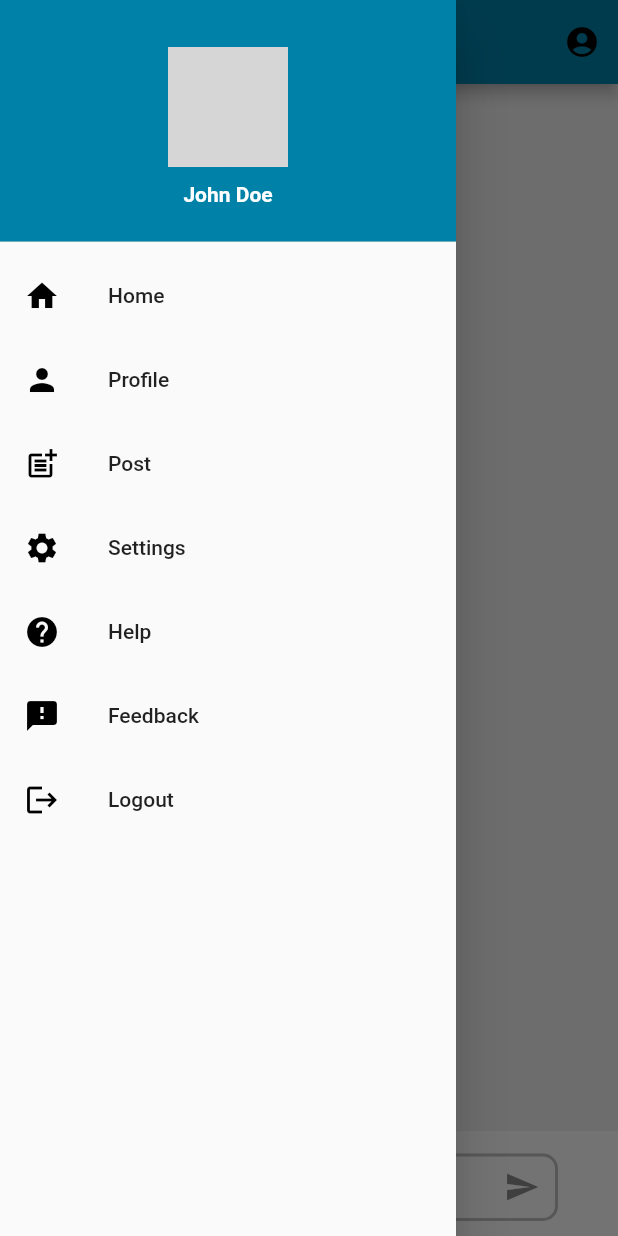
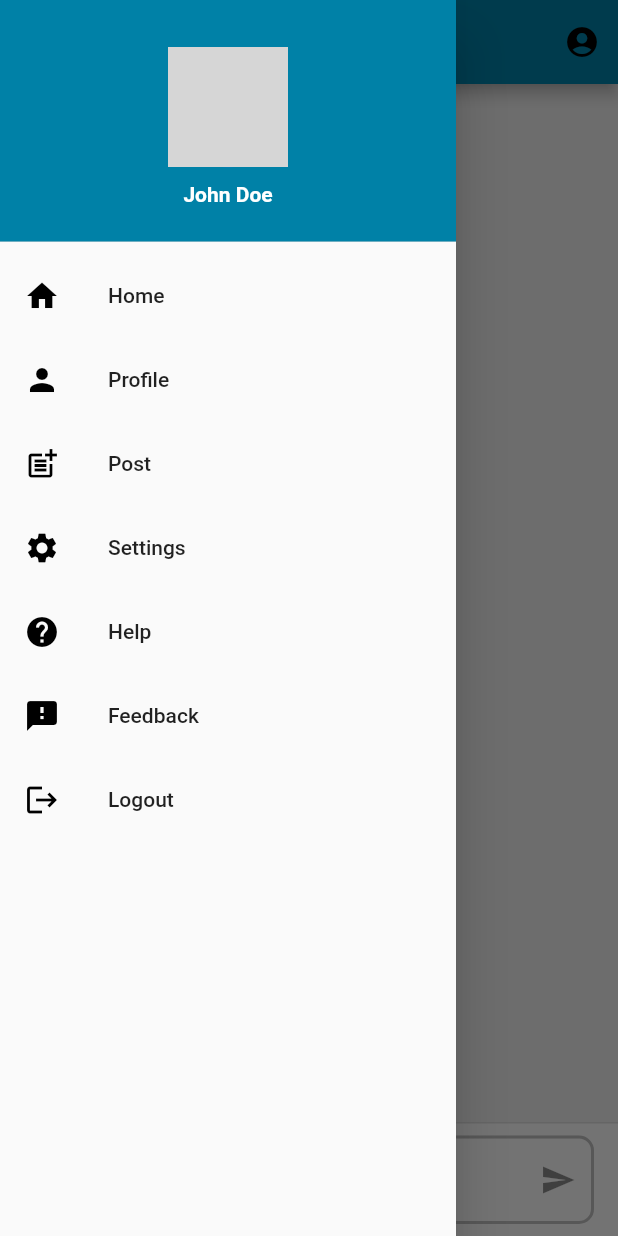
Before and after one commit to sakshamg2/Tripmanager, a Flutter app: the HomePage screen opened by its route, with the side drawer open, on a phone screen of 412 x 824 dp. Run offline on Flutter 3.47's test engine with Material 2 defaults, Android fonts, the phone set to English and light mode, and no system bars; our stand-ins replace get, shared_preferences; accounts and stored records are empty; network calls fail; Roboto replaces fonts that are missing (Poppins); grey boxes are pictures that could not be loaded.

Commit message:
serching places

```diff
--- a/tripmanager/lib/pages/home.dart
+++ b/tripmanager/lib/pages/home.dart
@@ -1,24 +1,104 @@
+import 'dart:convert';
+
 import 'package:flutter/material.dart';
+import 'package:shared_preferences/shared_preferences.dart';
+import 'package:tripmanager/model/recommendation.dart';
 import 'package:tripmanager/pages/feed.dart';
 import 'package:get/get.dart';
+import 'package:tripmanager/pages/recommendation_details.dart';
 import 'package:tripmanager/pages/setting.dart';
 import 'package:tripmanager/pages/help.dart';
 import '../route/routes_names.dart';
+import 'package:http/http.dart' as http;
 
 class HomePage extends StatefulWidget {
   const HomePage({super.key});
 
   @override
-  _HomePageState createState() => _HomePageState();
+  State<HomePage> createState() => _HomePageState();
 }
 
 class _HomePageState extends State<HomePage> {
   final GlobalKey<ScaffoldState> _scaffoldKey = GlobalKey<ScaffoldState>();
 
+  final TextEditingController _queryController = TextEditingController();
+
+  final _formKey = GlobalKey<FormState>();
+
+  RecommendationResponse? recommendation;
+  bool isFetchingRecommendations = false;
   @override
   Widget build(BuildContext context) {
     return Scaffold(
       key: _scaffoldKey,
+      persistentFooterButtons: [
+        Form(
+          key: _formKey,
+          child: Padding(
+            padding: const EdgeInsets.symmetric(horizontal: 8),
+            child: TextField(
+              controller: _queryController,
+              decoration: InputDecoration(
+                hintText: 'Search..',
+                hintStyle: const TextStyle(color: Colors.grey),
+                labelStyle: const TextStyle(color: Color(0xFF0081A7)),
+                border: InputBorder.none,
+                suffixIcon: IconButton(
+                  icon: const Icon(Icons.send_sharp),
+                  onPressed: () async {
+                    if (_formKey.currentState!.validate()) {
+                      setState(() {
+                        isFetchingRecommendations = true;
+                      });
+                      var url = Uri.parse(
+                          'http://127.0.0.1:8000/api/recommendation/recommendations/');
+
+                      var body = json.encode({
+                        "query": _queryController.text,
+                      });
+                      var prefs = await SharedPreferences.getInstance();
+                      final token = prefs.getString('token');
+                      http.Response response = await http.post(
+                        url,
+                        headers: {
+                          'Authorization': 'Bearer $token',
+                          'Content-Type': 'application/json'
+                        },
+                        body: body,
+                      );
+                      dynamic jsonResponse = jsonDecode(response.body);
+                      if (response.statusCode >= 200 &&
+                          response.statusCode < 300) {
+                        RecommendationResponse recommendationResponse =
+                            RecommendationResponse.fromJson(jsonResponse);
+                        setState(() {
+                          recommendation = recommendationResponse;
+                        });
+                      }
+                      setState(() {
+                        isFetchingRecommendations = false;
+                      });
+                    }
+                  },
+                ),
+                enabledBorder: OutlineInputBorder(
+                  borderRadius: BorderRadius.circular(10.0),
+                  borderSide: BorderSide(
+                    width: 2,
+                    color: Colors.grey.shade400,
+                  ),
+                ),
+                focusedBorder: OutlineInputBorder(
+                    borderRadius: BorderRadius.circular(10.0),
+                    borderSide: const BorderSide(
+                      width: 2,
+                      color: Color(0xFF0081A7),
+                    )),
+              ),
+            ),
+          ),
+        ),
+      ],
       appBar: AppBar(
         backgroundColor: const Color(0xFF0081A7),
         title: const Text(
@@ -43,68 +123,31 @@ class _HomePageState extends State<HomePage> {
             child: Container(
               color: Colors.grey[200],
               padding: const EdgeInsets.symmetric(vertical: 20, horizontal: 10),
-              child: const Center(
-                child: Text(
-                  'Demo search result',
-                  style: TextStyle(
-                    fontFamily: 'Poppins',
-                    fontWeight: FontWeight.bold,
-                  ),
-                ),
-              ),
-            ),
-          ),
-          Container(
-            height: 70,
-            padding: const EdgeInsets.symmetric(vertical: 10, horizontal: 20),
-            child: Row(
-              children: <Widget>[
-                Expanded(
-                  child: Padding(
-                    padding: const EdgeInsets.fromLTRB(0, 0, 10, 0),
-                    child: Container(
-                      child: Row(
-                        children: [
-                          Expanded(
-                            child: Padding(
-                              padding: const EdgeInsets.fromLTRB(20, 5, 10, 0),
-                              child: TextField(
-                                decoration: InputDecoration(
-                                  hintText: 'Search..',
-                                  hintStyle:
-                                      const TextStyle(color: Colors.grey),
-                                  labelStyle:
-                                      const TextStyle(color: Color(0xFF0081A7)),
-                                  border: InputBorder.none,
-                                  suffixIcon: IconButton(
-                                    icon: const Icon(Icons.send_sharp),
-                                    onPressed: () {
-                                      // handle send button press
-                                    },
-                                  ),
-                                  enabledBorder: OutlineInputBorder(
-                                    borderRadius: BorderRadius.circular(10.0),
-                                    borderSide: BorderSide(
-                                      width: 2,
-                                      color: Colors.grey.shade400,
-                                    ),
-                                  ),
-                                  focusedBorder: OutlineInputBorder(
-                                      borderRadius: BorderRadius.circular(10.0),
-                                      borderSide: const BorderSide(
-                                        width: 2,
-                                        color: Color(0xFF0081A7),
-                                      )),
-                                ),
-                              ),
-                            ),
-                          ),
-                        ],
+              child: Builder(builder: (context) {
+                if (isFetchingRecommendations) {
+                  return const Center(
+                      child: CircularProgressIndicator.adaptive());
+                }
+                if (recommendation == null) {
+                  return const Center(child: Text('Try searching'));
+                }
+                return ListView.builder(
+                  itemCount: recommendation!.recommendations.length,
+                  itemBuilder: (context, index) {
+                    final recommend = recommendation!.recommendations[index];
+                    return ListTile(
+                      onTap: () => Navigator.of(context).push(
+                        MaterialPageRoute(
+                          builder: (context) =>
+                              RecommendationDetails(recommendation: recommend),
+                        ),
                       ),
-                    ),
-                  ),
-                ),
-              ],
+                      title: Text(recommend.name),
+                      subtitle: Text(recommend.description, maxLines: 3),
+                    );
+                  },
+                );
+              }),
             ),
           ),
         ],
```
